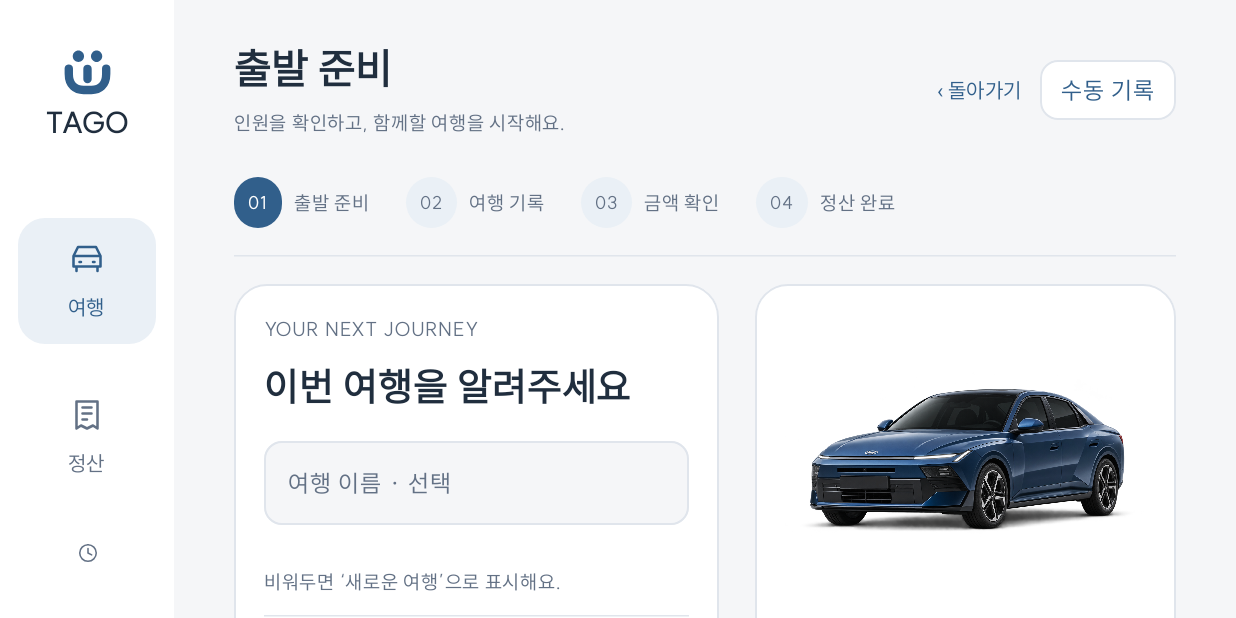
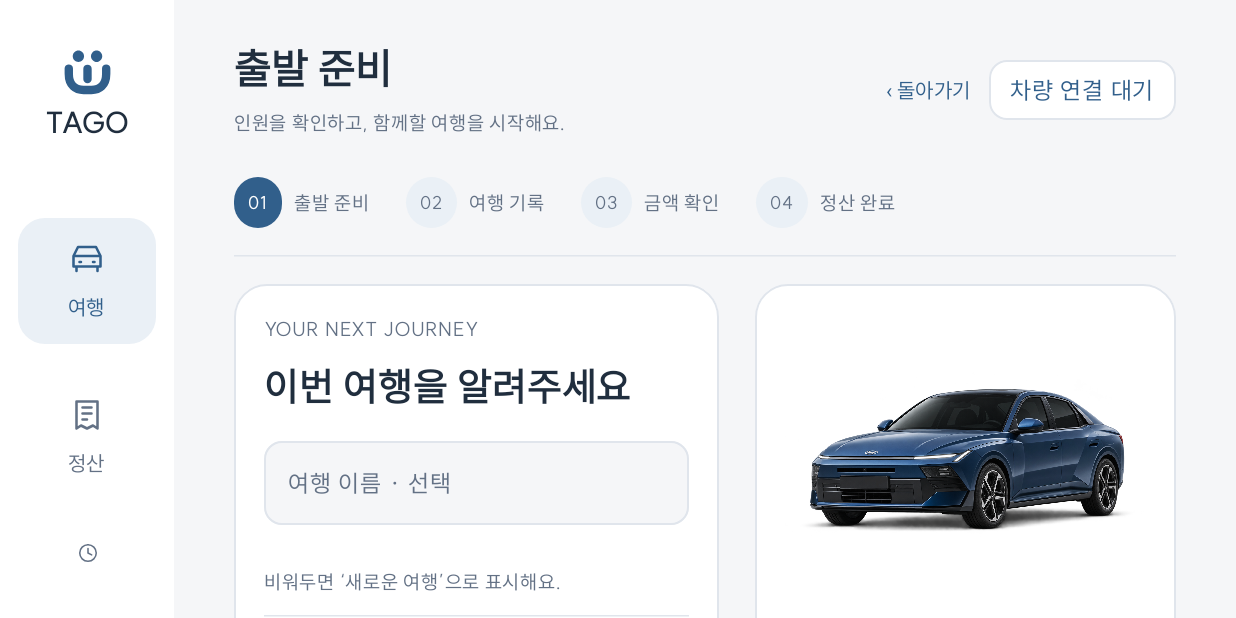
Before and after one commit to Tae-Mu/TagoNaNua, an Android app built with Jetpack Compose: the screen it shows after launch (MainActivity), after a tap on "새 여행 준비", on a phone screen of 824 x 412 dp (held sideways). Run offline under Robolectric (Android 15) with nearby library versions, the phone set to English and light mode, and no system bars; our stand-ins replace Room's generated code.

Commit message:
fix: require vehicle data for trip start and document published screens

```diff
--- /dev/null
+++ b/app/src/main/java/com/gatita/data/vehicle/UnavailableVehicleDataSource.kt
@@ -0,0 +1,11 @@
+package com.gatita.data.vehicle
+
+import com.gatita.domain.model.VehicleSource
+import com.gatita.domain.vehicle.*
+
+/** SDK 어댑터 연결 전의 명시적 실패. 샘플이나 0km를 실제 차량 값으로 반환하지 않는다. */
+class UnavailableVehicleDataSource : VehicleDataSource {
+    override val source = VehicleSource.PLEOS
+    override suspend fun readSnapshot(): VehicleReadResult =
+        VehicleReadResult.Failure(VehicleReadFailure.UNAVAILABLE, "차량 SDK 연결 대기")
+}
--- a/app/src/main/java/com/gatita/di/AppContainer.kt
+++ b/app/src/main/java/com/gatita/di/AppContainer.kt
@@ -8,7 +8,7 @@ import com.gatita.data.repository.RoomSettlementRepository
 import com.gatita.data.repository.RoomTransactionRunner
 import com.gatita.data.repository.RoomTripLedgerRepository
 import com.gatita.data.repository.RoomTripRepository
-import com.gatita.data.vehicle.SampleVehicleDataSource
+import com.gatita.data.vehicle.UnavailableVehicleDataSource
 import com.gatita.domain.calculator.SettlementCalculator
 import com.gatita.domain.repository.CostRepository
 import com.gatita.domain.repository.PaymentSettlementRepository
@@ -43,8 +43,8 @@ import java.time.ZoneId
 /**
  * 수동 의존성 연결. UI 작업은 이 컨테이너의 유스케이스를 ViewModel에 주입한다.
  *
- * [vehicleDataSource]는 현재 샘플 구현이며 실제 차량 값이 아니다. Pleos 구현이 검증되면 이곳에서 교체한다.
- * 수동 입력은 데이터 소스 없이 유스케이스 명령에 `VehicleSource.MANUAL`을 담아 호출한다.
+ * [vehicleDataSource]는 SDK 연결 전 명시적 실패를 반환한다. 검증된 Pleos 어댑터로 교체해야 한다.
+ * 앱은 차량 데이터 조회 성공 전 여행을 만들지 않는다. 샘플 구현을 제품 시작 경로에 연결하지 않는다.
  *
  * 결제액 방식(payments-v1)이 정산의 기준이다. "legacy" 표시가 있는 항목은 v1 추정 정산용이며
  * 기존 화면이 계속 컴파일되도록 남겨 둔 것이다. 새 여행의 정산 확정에는 [confirmPaymentSettlement]를 쓴다.
@@ -74,7 +74,7 @@ class AppContainer(
     val hideTrip = com.gatita.domain.usecase.HideTripUseCase(tripRepository,tripSessionRepository,transactions)
     val setTripPaused = com.gatita.domain.usecase.SetTripPausedUseCase(tripRepository,tripSessionRepository,transactions,clock)
 
-    val vehicleDataSource: VehicleDataSource = SampleVehicleDataSource(clock)
+    val vehicleDataSource: VehicleDataSource = UnavailableVehicleDataSource()
 
     // ---- 여행·구간(기록). 기록 메타데이터이며 정산 금액과 무관하다. ----
     /** 이름·인원·운전자 포함 여부를 함께 받는다(StartTripCommand의 선택 필드). */
--- a/app/src/main/java/com/gatita/domain/vehicle/VehicleDataSource.kt
+++ b/app/src/main/java/com/gatita/domain/vehicle/VehicleDataSource.kt
@@ -17,7 +17,7 @@ enum class VehicleReadFailure { UNAVAILABLE, TIMEOUT, PERMISSION_DENIED, UNSUPPO
 sealed interface VehicleReadResult {
     data class Success(val snapshot: VehicleSnapshot) : VehicleReadResult
 
-    /** 조회 실패. 호출자는 이 결과를 0 값 기록으로 바꾸지 말고 수동 입력이나 측정 실패 구간으로 처리한다. */
+    /** 조회 실패. 호출자는 이 결과를 0 값 기록으로 바꾸지 말고 연결 대기/실패 상태로 처리한다. 사용자 거리 입력으로 대체하지 않는다. */
     data class Failure(val reason: VehicleReadFailure, val message: String? = null) : VehicleReadResult
 }
 
--- a/app/src/main/java/com/gatita/feature/home/HomeScreen.kt
+++ b/app/src/main/java/com/gatita/feature/home/HomeScreen.kt
@@ -25,7 +25,7 @@ fun HomeRoute(viewModel:HomeViewModel,onOpenTrip:(Long)->Unit,onOpenSettlement:(
     var startedName by rememberSaveable { mutableStateOf("") }
     LaunchedEffect(viewModel) {viewModel.events.collect {event-> if(event is HomeEvent.OpenTrip) startedId=event.tripId }}
     Box(Modifier.fillMaxSize()) {
-        HomeContent(state,viewModel::onNameChange,viewModel::onStartOdometerChange,
+        HomeContent(state,viewModel::onNameChange,
             {startedName=state.nameInput.ifBlank{"새로운 여행"};viewModel.startTrip()},viewModel::observe,
             onOpenTrip,onOpenSettlement,onOpenHistory,viewModel::onPeopleChange,viewModel::onIncludeDriverChange,onOpenSettlements)
         startedId?.let { id-> DepartureScreen(startedName,onReveal={},onFinished={startedId=null;onOpenTrip(id)}) }
@@ -33,11 +33,11 @@ fun HomeRoute(viewModel:HomeViewModel,onOpenTrip:(Long)->Unit,onOpenSettlement:(
 }
 
 @Composable
-fun HomeContent(state:HomeUiState,onNameChange:(String)->Unit,onStartOdometerChange:(String)->Unit,
+fun HomeContent(state:HomeUiState,onNameChange:(String)->Unit,
     onStartTrip:()->Unit,onRetryLoad:()->Unit,onOpenTrip:(Long)->Unit,onOpenSettlement:(Long)->Unit,onOpenHistory:()->Unit,
     onPeopleChange:(Int)->Unit={},onIncludeDriverChange:(Boolean)->Unit={},onOpenSettlements:()->Unit=onOpenHistory) {
     var prepare by rememberSaveable { mutableStateOf(false) }
-    GatitaScaffold(if(prepare)"출발 준비" else "오늘은 어디로 떠나세요?",if(prepare)({prepare=false}) else null, subtitle=if(prepare) "인원을 확인하고, 함께할 여행을 시작해요." else "함께한 여정의 기름값, 타고가 나눠드려요.", statusLabel="수동 기록") {
+    GatitaScaffold(if(prepare)"출발 준비" else "오늘은 어디로 떠나세요?",if(prepare)({prepare=false}) else null, subtitle=if(prepare) "인원을 확인하고, 함께할 여행을 시작해요." else "함께한 여정의 기름값, 타고가 나눠드려요.", statusLabel="차량 연결 대기") {
         when {
             state.isLoading -> LoadingBlock("저장된 여행을 불러오는 중")
             state.loadError!=null -> ErrorBlock(state.loadError,onRetryLoad)
@@ -64,15 +64,14 @@ fun HomeContent(state:HomeUiState,onNameChange:(String)->Unit,onStartOdometerCha
                         HorizontalDivider(color=MaterialTheme.colorScheme.outlineVariant)
                         StepperRow("함께 타는 인원",state.people,1..8,onPeopleChange,enabled=!state.isStarting)
                         SwitchRow("본인도 정산에 포함",state.includeDriver,onIncludeDriverChange,enabled=!state.isStarting&&state.people>1)
-                        NumberField("출발 계기판 주행거리 (km)",state.startOdometerInput,onStartOdometerChange,
-                            errorText=state.startOdometerError,supporting="계기판의 누적 주행거리를 입력해 주세요.",enabled=!state.isStarting)
+                        Note("이동 거리와 주행 정보는 차량에서 자동으로 받아요.")
                         state.startError?.let{ErrorMessage(it)}
                         ActionButton("여행 기록 시작",onStartTrip,busy=state.isStarting)
                     }
                     Panel(Modifier.weight(1f)) {
                         Image(painterResource(R.drawable.vehicle),"차량 예시 이미지",Modifier.fillMaxWidth().height(190.dp))
                         Text("함께 떠날 준비가 됐나요?",fontSize=22.sp,fontWeight=FontWeight.SemiBold)
-                        Note("차량 연결 전 · 수동 기록")
+                        Note("차량 연결 대기")
                         HorizontalDivider(color=MaterialTheme.colorScheme.outlineVariant)
                         Text("비용은 여행 중에도 추가할 수 있어요",fontWeight=FontWeight.SemiBold)
                         Note("주유·주차·톨비를 한곳에 모으고, 도착 후 함께 나눠요.")
--- a/app/src/main/java/com/gatita/feature/settings/SettingsScreen.kt
+++ b/app/src/main/java/com/gatita/feature/settings/SettingsScreen.kt
@@ -44,7 +44,7 @@ import com.gatita.core.ui.component.*
                     Note("VEHICLE")
                     Text("연결 차량",style=MaterialTheme.typography.titleLarge)
                     Text("차량 연결 전")
-                    Note("거리와 비용을 직접 입력해요.")
+                    Note("이동 거리는 차량에서 받고, 비용은 직접 입력해요.")
                 }
             }
             state.message?.let { Text(it,color=MaterialTheme.colorScheme.primary) }
@@ -52,7 +52,7 @@ import com.gatita.core.ui.component.*
             Panel(Modifier.fillMaxWidth()) {
                 Text("기록과 연결",style=MaterialTheme.typography.titleLarge)
                 Note("여행과 비용은 이 기기에 저장돼요. 앱 삭제 시 기록도 삭제돼요.")
-                Note("차량 연결: 미연결 · 거리와 비용을 직접 입력해요.")
+                Note("차량 연결: 미연결 · 이동 거리는 차량에서 받고, 비용은 직접 입력해요.")
                 Note("QR은 정산 요약 공유용이에요. 실제 송금과 입금 확인은 별도로 진행해 주세요.")
                 TextButton({confirmReset=true},enabled=!state.saving) {Text("설정 초기화")}
             }
```
Also changed, not shown: app/src/main/java/com/gatita/feature/home/HomeViewModel.kt (+15 -15 lines), app/src/main/java/com/gatita/feature/trip/TripScreen.kt (+4 -57 lines), 11 other files.
